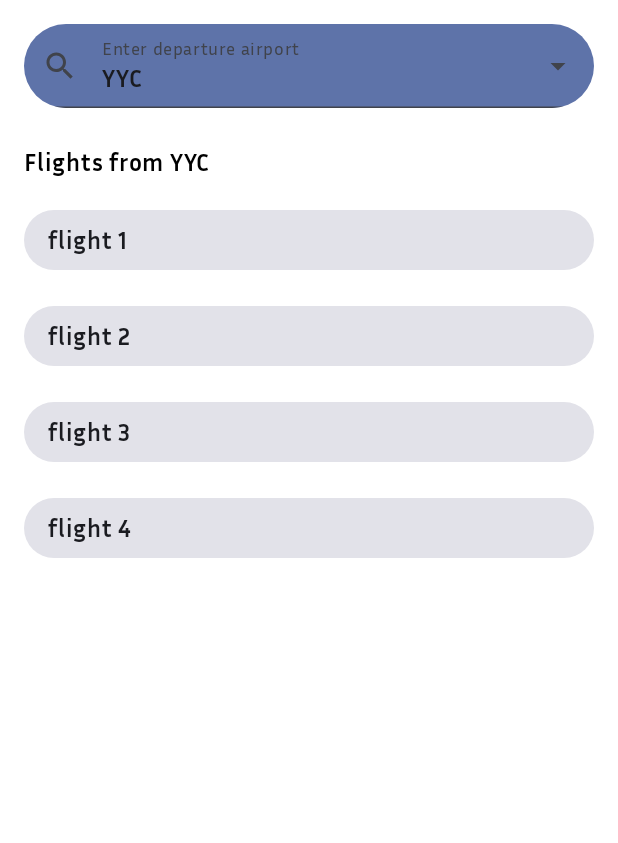
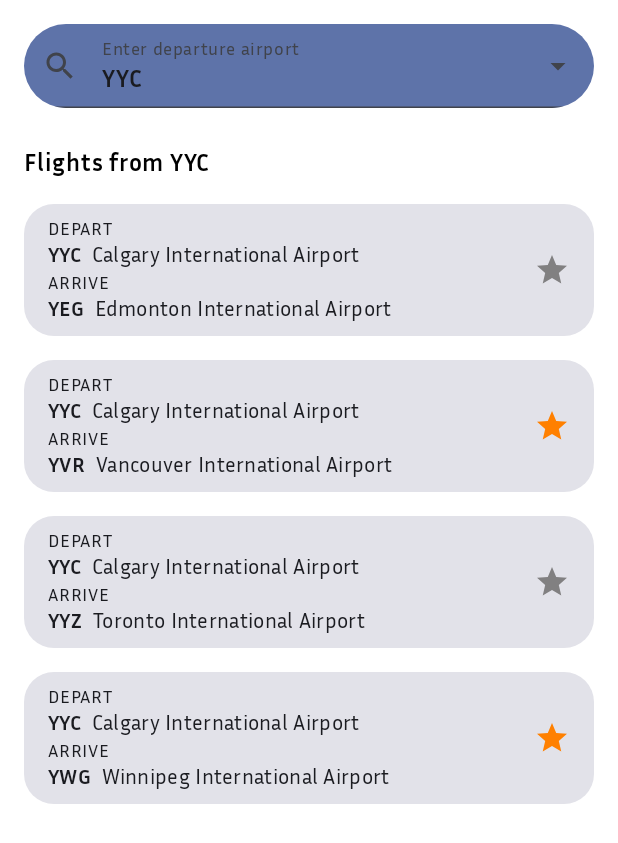
Before and after one commit to HerrPhil/FlightSearch, an Android app built with Jetpack Compose: the @Preview function HomeScreenPreview, on a phone screen of 412 x 824 dp. Shown: the top 843 px of the screen. Run offline under Robolectric (Android 15) with nearby library versions, the phone set to English and light mode, and no system bars; Roboto replaces fonts that are not available here.

Commit message:
Re-factor flight details to use data class, and show favorites, using an icon

```diff
--- a/app/build.gradle.kts
+++ b/app/build.gradle.kts
@@ -49,6 +49,7 @@ dependencies {
     implementation(libs.androidx.ui.graphics)
     implementation(libs.androidx.ui.tooling.preview)
     implementation(libs.androidx.material3)
+    implementation(libs.androidx.material.icons.extended)
 
     testImplementation(libs.junit)
 
--- /dev/null
+++ b/app/src/main/java/com/example/flightsearch/domain/FlightDetails.kt
@@ -0,0 +1,13 @@
+package com.example.flightsearch.domain
+
+import java.util.UUID
+
+// The flight ID only exist to have a key value for the items in the LazyColumn.
+data class FlightDetails(
+    val flightID: String = UUID.randomUUID().toString(),
+    val departureIataCode: String,
+    val departureAirportName: String,
+    val arrivalIataCode: String,
+    val arrivalAirportName: String,
+    val favorite: Boolean
+)
--- a/app/src/main/java/com/example/flightsearch/ui/components/FlightList.kt
+++ b/app/src/main/java/com/example/flightsearch/ui/components/FlightList.kt
@@ -3,6 +3,8 @@ package com.example.flightsearch.ui.components
 import androidx.compose.foundation.layout.Arrangement
 import androidx.compose.foundation.layout.Column
 import androidx.compose.foundation.layout.PaddingValues
+import androidx.compose.foundation.layout.Row
+import androidx.compose.foundation.layout.Spacer
 import androidx.compose.foundation.layout.fillMaxHeight
 import androidx.compose.foundation.layout.fillMaxWidth
 import androidx.compose.foundation.layout.padding
@@ -11,21 +13,30 @@ import androidx.compose.foundation.lazy.items
 import androidx.compose.foundation.shape.RoundedCornerShape
 import androidx.compose.material3.Card
 import androidx.compose.material3.CardDefaults
+import androidx.compose.material3.Icon
+import androidx.compose.material3.MaterialTheme
 import androidx.compose.material3.Text
 import androidx.compose.runtime.Composable
+import androidx.compose.ui.Alignment
 import androidx.compose.ui.Modifier
+import androidx.compose.ui.graphics.Color
 import androidx.compose.ui.res.dimensionResource
+import androidx.compose.ui.res.painterResource
+import androidx.compose.ui.res.stringResource
 import androidx.compose.ui.tooling.preview.Preview
 import androidx.compose.ui.unit.dp
 import com.example.flightsearch.R
+import com.example.flightsearch.data.InterimAirportDataProvider
+import com.example.flightsearch.domain.FlightDetails
 import com.example.flightsearch.ui.theme.FlightSearchTheme
+import com.example.flightsearch.utils.getFormattedAirport
 
 // TODO re-factor flights to be the FlightDetail domain object
 @Composable
 fun FlightResults(
     resultsLabel: String,
-    flights: List<String>,
-    onClick: (String) -> Unit, // This will be the item click to add/remove flight to/from favorites
+    flights: List<FlightDetails>,
+    onClick: (FlightDetails) -> Unit, // This will be the item click to add/remove flight to/from favorites
     modifier: Modifier = Modifier,
     contentPadding: PaddingValues = PaddingValues(0.dp)
 ) {
@@ -53,8 +64,8 @@ fun FlightResults(
 // TODO re-factor flights to be the FlightDetail domain object
 @Composable
 private fun FlightList(
-    flights: List<String>,
-    onClick: (String) -> Unit, // This will be the item click to add/remove flight to/from favorites
+    flights: List<FlightDetails>,
+    onClick: (FlightDetails) -> Unit, // This will be the item click to add/remove flight to/from favorites
     modifier: Modifier = Modifier,
     contentPadding: PaddingValues = PaddingValues(0.dp) // inter-composable padding
 ) {
@@ -68,7 +79,7 @@ private fun FlightList(
         verticalArrangement = Arrangement.spacedBy(dimensionResource(R.dimen.padding_medium)),
         modifier = modifier
     ) {
-        items(flights, key = { flight -> flight }) { flight ->
+        items(flights, key = { flight -> flight.flightID }) { flight ->
 
             FlightListItem(
                 flight = flight,
@@ -81,8 +92,8 @@ private fun FlightList(
 
 @Composable
 private fun FlightListItem(
-    flight: String,
-    onItemClick: (String) -> Unit,
+    flight: FlightDetails,
+    onItemClick: (FlightDetails) -> Unit,
     modifier: Modifier = Modifier
 ) {
     Card(
@@ -91,16 +102,53 @@ private fun FlightListItem(
         shape = RoundedCornerShape(dimensionResource(R.dimen.card_corner_radius)),
         onClick = { onItemClick(flight) }
     ) {
+
+
+        Row(
+            verticalAlignment = Alignment.CenterVertically,
+            horizontalArrangement = Arrangement.Center,
+            modifier = Modifier.fillMaxWidth()
+        ) {
+
+
             Column(
                 modifier = Modifier
-                .fillMaxWidth()
+//                    .fillMaxWidth()
                     .padding( // intra-item padding
                         vertical = dimensionResource(R.dimen.padding_small),
                         horizontal = dimensionResource(R.dimen.padding_medium)
                     )
             ) {
-            Text(text = flight)
-            // TODO when flight detail domain object added, then more Text details are included
+                Text(
+                    text = stringResource(R.string.departure_label),
+                    style = MaterialTheme.typography.labelMedium
+                )
+                Text(
+                    getFormattedAirport(flight.departureIataCode, flight.departureAirportName),
+                    style = MaterialTheme.typography.bodyMedium
+                )
+                Text(
+                    text = stringResource(R.string.arrival_label),
+                    style = MaterialTheme.typography.labelMedium
+                )
+                Text(
+                    getFormattedAirport(flight.arrivalIataCode, flight.arrivalAirportName),
+                    style = MaterialTheme.typography.bodyMedium
+                )
+            }
+
+            Spacer(modifier = Modifier.weight(1f))
+
+            Icon(
+                painter = if (flight.favorite) {
+                    painterResource(R.drawable.favorite_flight)
+                } else {
+                    painterResource(R.drawable.default_flight)
+                },
+                contentDescription = stringResource(R.string.favorite_flight_icon),
+                tint = Color.Unspecified, // required to show color in drawable resource
+                modifier = Modifier.padding(end = 16.dp)
+            )
         }
     }
 }
@@ -113,7 +161,7 @@ fun FlightResultsPreview() {
         // guesstimate of what Scaffold will calculate in FlightSearchApp
         FlightResults(
             resultsLabel = "Flights from YYC",
-            flights = listOf("Flight 1", "Flight 2", "Flight 3", "Flight 4"),
+            flights = InterimAirportDataProvider.flights,
             onClick = {},
             contentPadding = PaddingValues(start = 8.dp, end = 8.dp)
         )
@@ -127,7 +175,7 @@ fun FlightListPreview() {
         // The preview content padding values are the
         // guesstimate of what Scaffold will calculate in FlightSearchApp
         FlightList(
-            flights = listOf("Flight 1", "Flight 2", "Flight 3", "Flight 4"),
+            flights = InterimAirportDataProvider.flights,
             onClick = {},
             contentPadding = PaddingValues(start = 8.dp, end = 8.dp)
         )
@@ -138,6 +186,6 @@ fun FlightListPreview() {
 @Composable
 fun FlightListItemPreview() {
     FlightSearchTheme {
-        FlightListItem(flight = "Flight 1", {}, modifier = Modifier)
+        FlightListItem(flight = InterimAirportDataProvider.flights[0], {}, modifier = Modifier)
     }
 }
--- a/app/src/main/java/com/example/flightsearch/ui/screens/HomeScreen.kt
+++ b/app/src/main/java/com/example/flightsearch/ui/screens/HomeScreen.kt
@@ -8,7 +8,9 @@ import androidx.compose.runtime.Composable
 import androidx.compose.ui.Modifier
 import androidx.compose.ui.tooling.preview.Preview
 import androidx.compose.ui.unit.dp
+import com.example.flightsearch.data.InterimAirportDataProvider
 import com.example.flightsearch.domain.AirportDetails
+import com.example.flightsearch.domain.FlightDetails
 import com.example.flightsearch.ui.components.AutoCompleteSearchTextField
 import com.example.flightsearch.ui.components.FlightResults
 import com.example.flightsearch.ui.theme.FlightSearchTheme
@@ -18,10 +20,10 @@ fun HomeScreen(
     searchValue: String,
     searchOptions: List<AirportDetails>,
     resultsLabel: String,
-    flights: List<String>,
+    flights: List<FlightDetails>,
     onSearchValueChange: (String) -> Unit,
     onSetDepartureSelection: (AirportDetails) -> Unit,
-    onToggleFavorites: (String) -> Unit,
+    onToggleFavorites: (FlightDetails) -> Unit,
     modifier: Modifier = Modifier,
     contentPadding: PaddingValues = PaddingValues(0.dp)
 ) {
@@ -60,32 +62,10 @@ fun HomeScreen(
 @Composable
 fun HomeScreenPreview() {
     FlightSearchTheme {
-
-        val previewSearchOptions = listOf(
-            AirportDetails(
-                id = 1,
-                iataCode = "YYC",
-                name = "Calgary International Airport",
-                passengers = 100
-            ),
-            AirportDetails(
-                id = 2,
-                iataCode = "YEG",
-                name = "Edmonton International Airport",
-                passengers = 200
-            ),
-            AirportDetails(
-                id = 1,
-                iataCode = "YWG",
-                name = "Winnipeg International Airport",
-                passengers = 300
-            ),
-        )
-
         HomeScreen(
             searchValue = "YYC",
-            searchOptions = previewSearchOptions,
-            flights = listOf("flight 1", "flight 2", "flight 3", "flight 4"),
+            searchOptions = InterimAirportDataProvider.airports,
+            flights = InterimAirportDataProvider.flights,
             resultsLabel = "Flights from YYC",
             onSearchValueChange = {},
             onSetDepartureSelection = {},
--- /dev/null
+++ b/app/src/main/java/com/example/flightsearch/utils/AirportFormatted.kt
@@ -0,0 +1,21 @@
+package com.example.flightsearch.utils
+
+import androidx.compose.ui.text.AnnotatedString
+import androidx.compose.ui.text.SpanStyle
+import androidx.compose.ui.text.buildAnnotatedString
+import androidx.compose.ui.text.font.FontWeight
+import androidx.compose.ui.text.withStyle
+
+fun getFormattedAirport(iataCode:String, name:String):AnnotatedString {
+
+    return buildAnnotatedString {
+        withStyle(style = SpanStyle(fontWeight = FontWeight.Bold)) {
+            append(iataCode)
+        }
+        append("  ")
+        withStyle(style = SpanStyle(fontWeight = FontWeight.Normal)) {
+            append(name)
+        }
+    }
+
+}
--- /dev/null
+++ b/app/src/main/res/drawable/default_flight.xml
@@ -0,0 +1,5 @@
+<vector xmlns:android="http://schemas.android.com/apk/res/android" android:height="24dp" android:tint="#818081" android:viewportHeight="24" android:viewportWidth="24" android:width="24dp">
+
+    <path android:fillColor="@android:color/white" android:pathData="M12,17.27L18.18,21l-1.64,-7.03L22,9.24l-7.19,-0.61L12,2 9.19,8.63 2,9.24l5.46,4.73L5.82,21z"/>
+
+</vector>
--- /dev/null
+++ b/app/src/main/res/drawable/favorite_flight.xml
@@ -0,0 +1,5 @@
+<vector xmlns:android="http://schemas.android.com/apk/res/android" android:height="24dp" android:tint="#FF8000" android:viewportHeight="24" android:viewportWidth="24" android:width="24dp">
+
+    <path android:fillColor="@android:color/white" android:pathData="M12,17.27L18.18,21l-1.64,-7.03L22,9.24l-7.19,-0.61L12,2 9.19,8.63 2,9.24l5.46,4.73L5.82,21z"/>
+
+</vector>
--- a/app/src/main/res/values/strings.xml
+++ b/app/src/main/res/values/strings.xml
@@ -1,4 +1,7 @@
 <resources>
     <string name="app_name">Flight Search</string>
     <string name="enter_departure_airport">Enter departure airport</string>
+    <string name="departure_label">DEPART</string>
+    <string name="arrival_label">ARRIVE</string>
+    <string name="favorite_flight_icon">Favorite flight icon</string>
 </resources>
--- a/gradle/libs.versions.toml
+++ b/gradle/libs.versions.toml
@@ -8,9 +8,11 @@ espressoCore = "3.6.1"
 lifecycleRuntimeKtx = "2.9.0"
 activityCompose = "1.10.1"
 composeBom = "2024.09.00"
+extendedIcons = "1.7.8"
 
 [libraries]
 androidx-core-ktx = { group = "androidx.core", name = "core-ktx", version.ref = "coreKtx" }
+androidx-material-icons-extended = { group = "androidx.compose.material", name = "material-icons-extended", version.ref = "extendedIcons" }
 junit = { group = "junit", name = "junit", version.ref = "junit" }
 androidx-junit = { group = "androidx.test.ext", name = "junit", version.ref = "junitVersion" }
 androidx-espresso-core = { group = "androidx.test.espresso", name = "espresso-core", version.ref = "espressoCore" }
```
Also changed, not shown: app/src/main/java/com/example/flightsearch/data/InterimAirportDataProvider.kt (+36 -0 lines), app/src/main/java/com/example/flightsearch/ui/FlightSearchApp.kt (+29 -14 lines), app/src/main/java/com/example/flightsearch/ui/components/AutoCompleteSearchTextField.kt (+2 -10 lines). Lines whose indentation alone changed are shown as unchanged.
